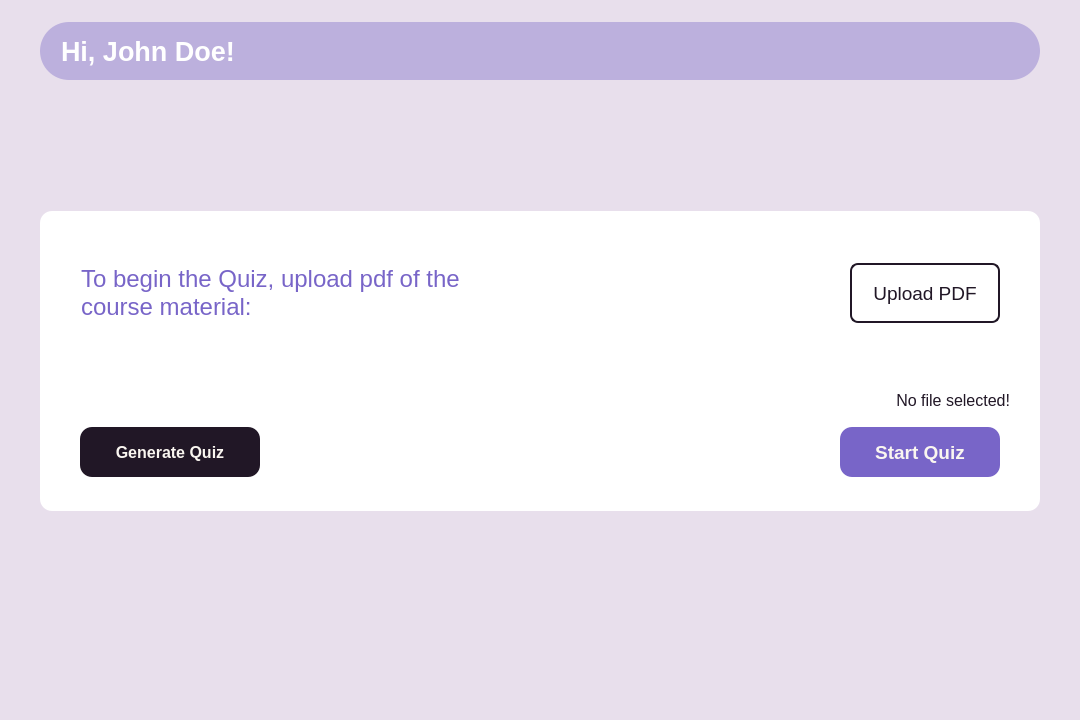
Qt form Client/home_screen.ui (R-umaria/Section3-Group7-QuizGenie) before a commit.
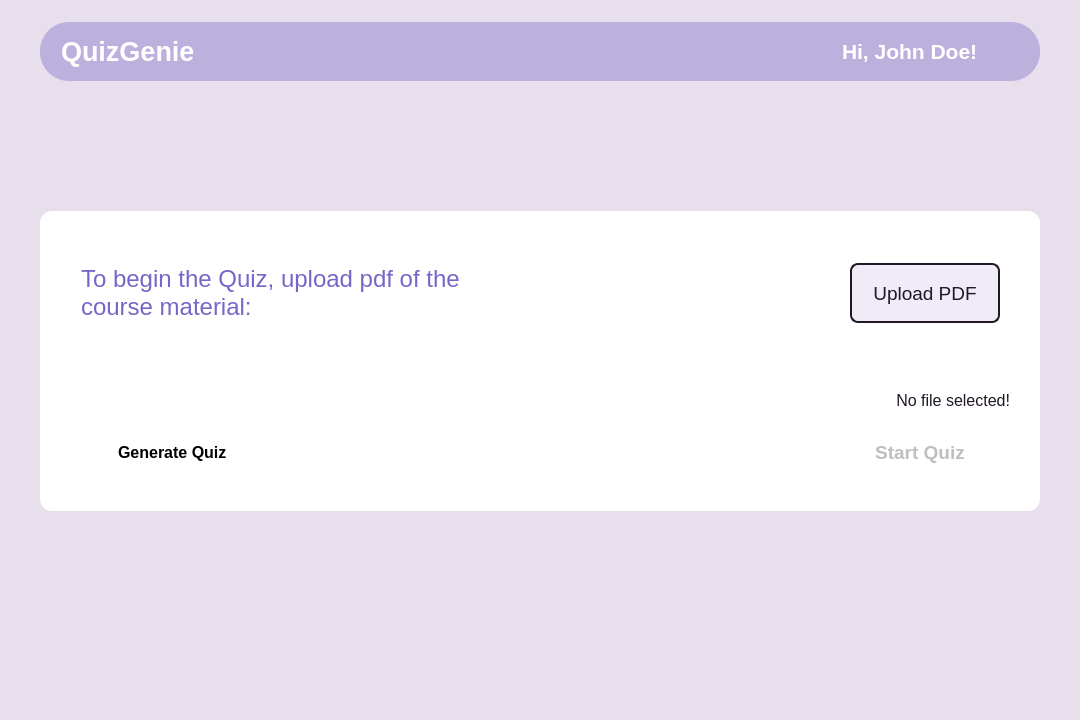
The same form after that commit. Icons and pictures are not drawn.

Diff of the .ui file:
```diff
--- a/Client/home_screen.ui
+++ b/Client/home_screen.ui
@@ -90,7 +90,25 @@
          <property name="spacing">
           <number>200</number>
          </property>
-         <item alignment="Qt::AlignmentFlag::AlignLeft">
+         <item>
+          <widget class="QLabel" name="label">
+           <property name="font">
+            <font>
+             <pointsize>20</pointsize>
+             <bold>true</bold>
+            </font>
+           </property>
+           <property name="styleSheet">
+            <string notr="true">padding: 5px;
+color: #ffffff;
+background-color: rgba(0, 0,0,0);</string>
+           </property>
+           <property name="text">
+            <string>QuizGenie</string>
+           </property>
+          </widget>
+         </item>
+         <item alignment="Qt::AlignmentFlag::AlignRight">
           <widget class="QLabel" name="labelUserName">
            <property name="sizePolicy">
             <sizepolicy hsizetype="Expanding" vsizetype="Minimum">
@@ -112,7 +130,7 @@
            </property>
            <property name="font">
             <font>
-             <pointsize>20</pointsize>
+             <pointsize>16</pointsize>
              <bold>true</bold>
             </font>
            </property>
@@ -279,7 +297,8 @@
               <string notr="true">padding: 10px; 
 color: #211726;
 border: 2px solid #211726;
-border-radius: 8px;</string>
+border-radius: 8px;
+background-color: #efecf8;</string>
              </property>
              <property name="text">
               <string>Upload PDF</string>
@@ -391,10 +410,10 @@
               <cursorShape>PointingHandCursor</cursorShape>
              </property>
              <property name="styleSheet">
-              <string notr="true">background-color: #211726; color: #FAF6F0;</string>
+              <string notr="true"/>
              </property>
              <property name="text">
-              <string>Generate Quiz</string>
+              <string> Generate Quiz</string>
              </property>
             </widget>
            </item>
@@ -459,8 +478,7 @@
               <cursorShape>PointingHandCursor</cursorShape>
              </property>
              <property name="styleSheet">
-              <string notr="true">background-color: #7865c8;
-color: #FAF6F0;</string>
+              <string notr="true"/>
              </property>
              <property name="text">
               <string>Start Quiz</string>
```
